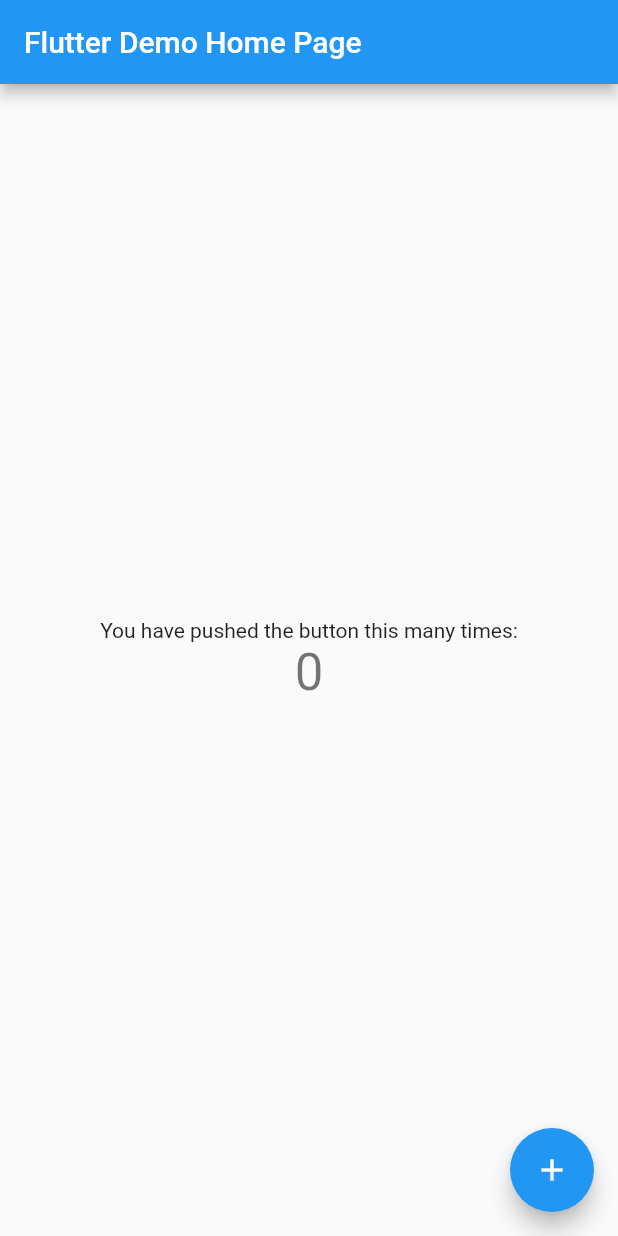
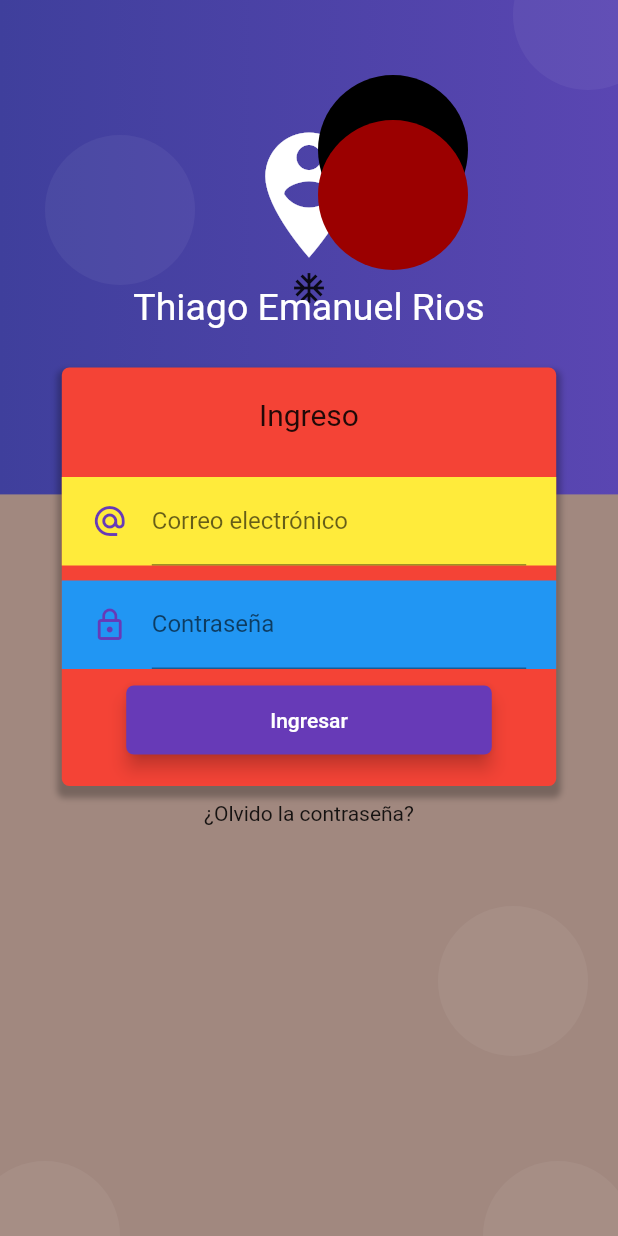
Before and after one commit to rigoriosh/flutter_form_login, a Flutter app: the screen it shows after launch, on a phone screen of 412 x 824 dp. Run offline on Flutter 3.47's test engine with Material 2 defaults, Android fonts, the phone set to English and light mode, and no system bars.

```diff
--- a/lib/main.dart
+++ b/lib/main.dart
@@ -1,111 +1,62 @@
+
+
+
+
+
+
+
+
+
+
+
+
+
+
+
+
+
+
+
+
+
+
+
+
+
+
+
+
+
+
+
+
 import 'package:flutter/material.dart';
+import 'package:flutter_form_login/src/bloc/provider.dart';
+import 'package:flutter_form_login/src/pages/page_home.dart';
+import 'package:flutter_form_login/src/pages/page_login.dart';
 
 void main() => runApp(MyApp());
 
 class MyApp extends StatelessWidget {
-  // This widget is the root of your application.
   @override
   Widget build(BuildContext context) {
+    return Provider(
+      child: myMaterialApp(),
+    );
+  }
+
+  Widget myMaterialApp() {
     return MaterialApp(
-      title: 'Flutter Demo',
+      debugShowCheckedModeBanner: false,
+      title: 'Material App',
+      initialRoute: 'login',
+      routes: {
+        'login': (BuildContext context) => LoginPage(),
+        'home' : (BuildContext context) => HomePage(),
+      },
       theme: ThemeData(
-        // This is the theme of your application.
-        //
-        // Try running your application with "flutter run". You'll see the
-        // application has a blue toolbar. Then, without quitting the app, try
-        // changing the primarySwatch below to Colors.green and then invoke
-        // "hot reload" (press "r" in the console where you ran "flutter run",
-        // or simply save your changes to "hot reload" in a Flutter IDE).
-        // Notice that the counter didn't reset back to zero; the application
-        // is not restarted.
-        primarySwatch: Colors.blue,
+        primaryColor: Colors.deepPurple
       ),
-      home: MyHomePage(title: 'Flutter Demo Home Page'),
     );
   }
 }
-
-class MyHomePage extends StatefulWidget {
-  MyHomePage({Key key, this.title}) : super(key: key);
-
-  // This widget is the home page of your application. It is stateful, meaning
-  // that it has a State object (defined below) that contains fields that affect
-  // how it looks.
-
-  // This class is the configuration for the state. It holds the values (in this
-  // case the title) provided by the parent (in this case the App widget) and
-  // used by the build method of the State. Fields in a Widget subclass are
-  // always marked "final".
-
-  final String title;
-
-  @override
-  _MyHomePageState createState() => _MyHomePageState();
-}
-
-class _MyHomePageState extends State<MyHomePage> {
-  int _counter = 0;
-
-  void _incrementCounter() {
-    setState(() {
-      // This call to setState tells the Flutter framework that something has
-      // changed in this State, which causes it to rerun the build method below
-      // so that the display can reflect the updated values. If we changed
-      // _counter without calling setState(), then the build method would not be
-      // called again, and so nothing would appear to happen.
-      _counter++;
-    });
-  }
-
-  @override
-  Widget build(BuildContext context) {
-    // This method is rerun every time setState is called, for instance as done
-    // by the _incrementCounter method above.
-    //
-    // The Flutter framework has been optimized to make rerunning build methods
-    // fast, so that you can just rebuild anything that needs updating rather
-    // than having to individually change instances of widgets.
-    return Scaffold(
-      appBar: AppBar(
-        // Here we take the value from the MyHomePage object that was created by
-        // the App.build method, and use it to set our appbar title.
-        title: Text(widget.title),
-      ),
-      body: Center(
-        // Center is a layout widget. It takes a single child and positions it
-        // in the middle of the parent.
-        child: Column(
-          // Column is also a layout widget. It takes a list of children and
-          // arranges them vertically. By default, it sizes itself to fit its
-          // children horizontally, and tries to be as tall as its parent.
-          //
-          // Invoke "debug painting" (press "p" in the console, choose the
-          // "Toggle Debug Paint" action from the Flutter Inspector in Android
-          // Studio, or the "Toggle Debug Paint" command in Visual Studio Code)
-          // to see the wireframe for each widget.
-          //
-          // Column has various properties to control how it sizes itself and
-          // how it positions its children. Here we use mainAxisAlignment to
-          // center the children vertically; the main axis here is the vertical
-          // axis because Columns are vertical (the cross axis would be
-          // horizontal).
-          mainAxisAlignment: MainAxisAlignment.center,
-          children: <Widget>[
-            Text(
-              'You have pushed the button this many times:',
-            ),
-            Text(
-              '$_counter',
-              style: Theme.of(context).textTheme.display1,
-            ),
-          ],
-        ),
-      ),
-      floatingActionButton: FloatingActionButton(
-        onPressed: _incrementCounter,
-        tooltip: 'Increment',
-        child: Icon(Icons.add),
-      ), // This trailing comma makes auto-formatting nicer for build methods.
-    );
-  }
-}
--- /dev/null
+++ b/lib/src/bloc/login_bloc.dart
@@ -0,0 +1,55 @@
+
+
+
+
+
+
+
+
+
+
+
+
+
+
+
+
+
+
+
+
+
+
+
+
+
+
+
+
+
+
+
+import 'dart:async';
+
+import 'package:flutter_form_login/src/bloc/validators.dart';
+
+class LoginBloc with Validaciones{
+
+  final _emailController    = StreamController<String>.broadcast();
+  final _passwordController = StreamController<String>.broadcast();
+
+  //Recuperar los datos del stream
+  Stream<String> get emailStream    => _emailController.stream;
+  Stream<String> get passwordStream => _passwordController.stream.transform(validarPassword);
+
+  //Insertar valores al stream
+  Function(String) get changeEmail    => _emailController.sink.add;
+  Function(String) get changePassword => _passwordController.sink.add;
+
+  dispose(){
+    _emailController?.close();//si no esta nulo ejecuta el metodo close
+    _passwordController?.close();
+  }
+
+
+}
--- /dev/null
+++ b/lib/src/bloc/provider.dart
@@ -0,0 +1,41 @@
+
+
+
+
+
+
+
+
+
+
+
+
+
+
+
+
+
+
+
+
+
+
+import 'package:flutter/material.dart';
+import 'package:flutter_form_login/src/bloc/login_bloc.dart';
+export 'package:flutter_form_login/src/bloc/login_bloc.dart';
+
+class Provider extends InheritedWidget {
+
+  final loginBloc = LoginBloc();
+
+  @override
+  bool updateShouldNotify(InheritedWidget oldWidget) => true;
+
+  Provider({Key key, Widget child}) : super(key: key, child: child);
+
+  static LoginBloc de (BuildContext context) {
+    return context.dependOnInheritedWidgetOfExactType<Provider>().loginBloc;
+  }
+
+
+}
--- /dev/null
+++ b/lib/src/bloc/validators.dart
@@ -0,0 +1,35 @@
+
+
+
+
+
+
+
+
+
+
+
+
+import 'dart:async';
+
+class Validaciones{
+  final validarPassword = StreamTransformer<String, String>.fromHandlers(
+    handleData: (password, sink){
+      if (password.length >= 6) {
+        sink.add(password);
+      } else {
+        sink.addError('Should be more that six chartares');
+      }
+    }
+  );
+
+  final validarEmail = StreamTransformer<String, String>.fromHandlers(
+    handleData: (email, sink){
+      if (email.length >= 6) {
+        sink.add(email);
+      } else {
+        sink.addError('Should be more that six chartares');
+      }
+    }
+  );
+}
--- /dev/null
+++ b/lib/src/pages/page_home.dart
@@ -0,0 +1,44 @@
+
+
+
+
+
+
+
+
+
+
+
+
+
+
+
+
+
+
+
+
+
+
+
+
+
+
+
+
+
+
+import 'package:flutter/material.dart';
+
+class HomePage extends StatelessWidget {
+
+
+  @override
+  Widget build(BuildContext context) {
+    return Scaffold(
+      appBar: AppBar(
+        title: Text('Home Page'),
+      ),
+    );
+  }
+}
--- /dev/null
+++ b/lib/src/pages/page_login.dart
@@ -0,0 +1,224 @@
+import 'package:flutter/material.dart';
+import 'package:flutter_form_login/src/bloc/provider.dart';
+
+class LoginPage extends StatelessWidget {
+  @override
+  Widget build(BuildContext context) {
+    return Scaffold(
+      backgroundColor: Colors.brown[300],
+      body: Stack(
+        children: <Widget>[
+          _crearFondo(context),
+          _loginForm(context),
+        ],
+      ),
+    );
+  }
+
+  Widget _crearFondo(BuildContext context) {
+    final screenSize = MediaQuery.of(context).size;
+
+    final fondoMorado = Container(
+      height: screenSize.height * 0.4,
+      width: double.infinity,
+      decoration: BoxDecoration(
+        gradient: LinearGradient(colors: [
+          Color.fromRGBO(63, 63, 156, 1.0),
+          Color.fromRGBO(90, 70, 178, 1.0),
+        ]),
+      ),
+    );
+
+    final circulo = Container(
+      width: 100.0,
+      height: 100.0,
+      decoration: BoxDecoration(
+          borderRadius: BorderRadius.circular(100.0),
+          color: Color.fromRGBO(255, 255, 255, 0.05)),
+    );
+
+    return Stack(
+      children: <Widget>[
+        fondoMorado,
+        Positioned(child: circulo, top: 90.0, left: 30.0),
+        Positioned(child: circulo, top: -40.0, right: -30.0),
+        Positioned(child: circulo, bottom: -50.0, right: -10.0),
+        Positioned(child: circulo, bottom: 120.0, right: 20.0),
+        Positioned(child: circulo, bottom: -50.0, left: -20.0),
+        _logoYnombre(), //Logo y nombre de usuario
+        Positioned(
+          child: Container(
+            width: 100.0,
+            height: 100.0,
+            decoration: BoxDecoration(
+                borderRadius: BorderRadius.circular(100.0),
+                color: Color.fromRGBO(0, 0, 0, 1)),
+          ),
+          top: 50.0,
+          right: 100.0,
+          //left: 0.0,
+        ),
+        Positioned(
+          child: Container(
+            width: 100.0,
+            height: 100.0,
+            decoration: BoxDecoration(
+                borderRadius: BorderRadius.circular(100.0),
+                color: Color.fromRGBO(155, 0, 0, 1)),
+          ),
+          top: 80.0,
+          right: 100.0,
+          //left: 0.0,
+        ),
+      ],
+    );
+  }
+
+  Widget _logoYnombre() {
+    return Container(
+      //color: Color.fromRGBO(0, 255, 0, 0.6), //quitar luego
+      padding: EdgeInsets.only(top: 80.0),
+      child: Column(
+        children: <Widget>[
+          Icon(
+            Icons.person_pin_circle,
+            color: Colors.white,
+            size: 100.0,
+          ),
+          SizedBox(
+            child: Icon(Icons.ac_unit), //quitar
+            height: 10.0,
+            width: double.infinity,
+          ),
+          Text(
+            'Thiago Emanuel Rios',
+            style: TextStyle(
+              color: Colors.white,
+              fontSize: 25.0,
+            ),
+          ),
+        ],
+      ),
+    );
+  }
+
+  Widget _loginForm(BuildContext context) {
+    final screenSize = MediaQuery.of(context).size;
+    final bloc = Provider.de(context);
+    return SingleChildScrollView(
+      child: Column(
+        children: <Widget>[
+          SafeArea(
+              child: Container(
+            height: 00.0,
+          )),
+          Container(
+            //margin: EdgeInsets.symmetric(vertical: 240.0),
+            margin: EdgeInsets.only(top: 245.0),
+            padding: EdgeInsets.symmetric(vertical: 20.0),
+            width: screenSize.width * 0.8,
+            decoration: BoxDecoration(
+                color: Colors.red,
+                borderRadius: BorderRadius.circular(5.0),
+                boxShadow: [
+                  BoxShadow(
+                      color: Colors.black26,
+                      blurRadius: 3.0,
+                      offset: Offset(0.0, 5.0),
+                      spreadRadius: 3.0),
+                ]),
+            child: Column(
+              children: <Widget>[
+                Text(
+                  'Ingreso',
+                  style: TextStyle(fontSize: 20.0),
+                ),
+                SizedBox(
+                  height: 30.0,
+                ),
+                _crearEmail(bloc),
+                SizedBox(
+                  height: 10.0,
+                ),
+                _crearpassword(bloc),
+                SizedBox(
+                  height: 10.0,
+                ),
+                _crearBoton(bloc),
+              ],
+            ),
+          ),
+          SizedBox(
+            height: 10.0,
+          ),
+          Text("¿Olvido la contraseña?"),
+          SizedBox(
+            height: 100.0,
+          ),
+        ],
+      ),
+    );
+  }
+
+  Widget _crearEmail(LoginBloc bloc) {
+    return StreamBuilder(
+        stream: bloc.emailStream,
+        builder: (BuildContext context, AsyncSnapshot snashoot) {
+          return Container(
+            decoration: BoxDecoration(color: Colors.yellow),
+            padding: EdgeInsets.symmetric(horizontal: 20.0),
+            child: TextField(
+              keyboardType: TextInputType.emailAddress,
+              decoration: InputDecoration(
+                icon: Icon(
+                  Icons.alternate_email,
+                  color: Colors.deepPurple,
+                ),
+                hintText: 'ejemplo@correo.com',
+                labelText: 'Correo electrónico',
+                counterText: snashoot.data,
+              ),
+              onChanged: bloc.changeEmail,
+            ),
+          );
+        });
+  }
+
+  Widget _crearpassword(LoginBloc bloc) {
+    return StreamBuilder(
+        stream: bloc.passwordStream,
+        builder: (BuildContext context, AsyncSnapshot snashoot) {
+          return Container(
+            decoration: BoxDecoration(color: Colors.blue),
+            padding: EdgeInsets.symmetric(horizontal: 20.0),
+            child: TextField(
+              obscureText: true,
+              keyboardType: TextInputType.numberWithOptions(),
+              decoration: InputDecoration(
+                icon: Icon(
+                  Icons.lock_outline,
+                  color: Colors.deepPurple,
+                ),
+                labelText: 'Contraseña',
+                counterText: snashoot.data,
+                errorText: snashoot.error,
+              ),
+              onChanged: bloc.changePassword,
+            ),
+          );
+        });
+  }
+
+  Widget _crearBoton(LoginBloc bloc) {
+    return RaisedButton(
+        child: Container(
+          padding: EdgeInsets.symmetric(horizontal: 80.0, vertical: 15.0),
+          child: Text('Ingresar'),
+        ),
+        shape: RoundedRectangleBorder(borderRadius: BorderRadius.circular(5.0)),
+        elevation: 5.0,
+        color: Colors.deepPurple,
+        textColor: Colors.white,
+        onPressed: () {});
+  }
+}
```
